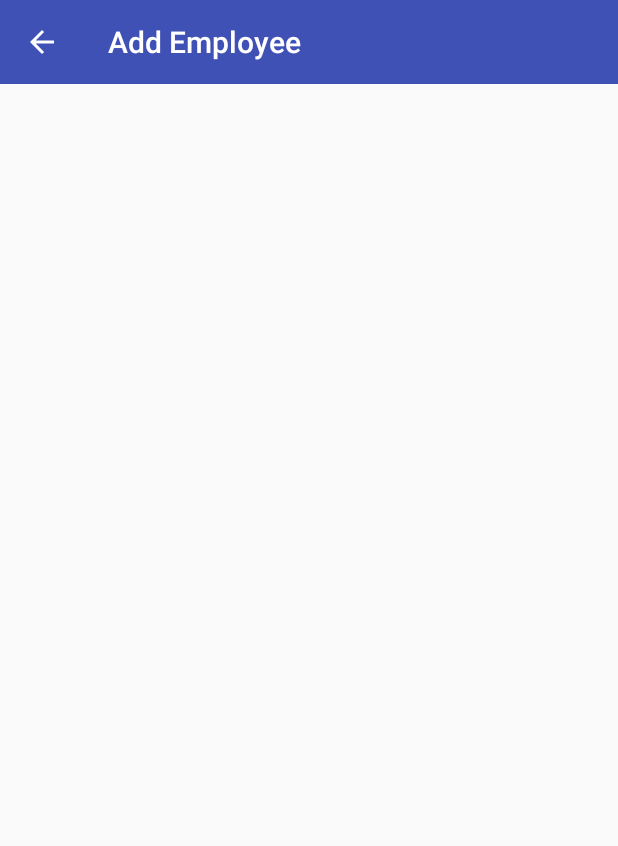
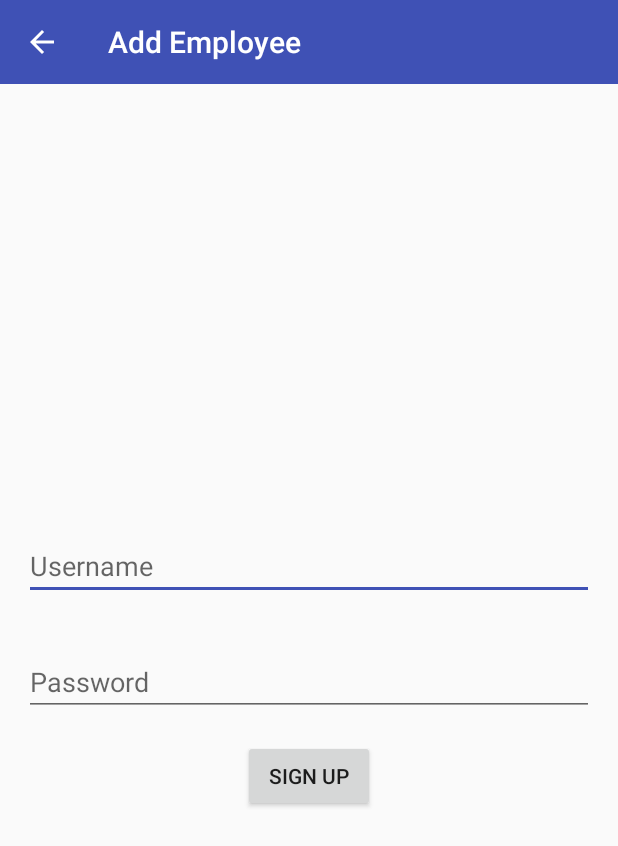
Before and after one commit to AuNguyenTrungNguyen/Android-Nien-Luan-Chuyen-Nganh, an Android app: the AddEmployeeActivity screen opened directly, with no data from a screen before it, on a phone screen of 412 x 824 dp. Shown: the top 846 px of the screen. Run offline under Robolectric (Android 15) with nearby library versions, the phone set to English and light mode, and no system bars; our stand-ins replace Firebase (no records; nobody signed in at launch, a user with empty details on screens opened directly).

Commit message:
Add user success

```diff
--- a/app/src/main/java/aunguyen/quanlycongviec/Activity/AddEmployeeActivity.java
+++ b/app/src/main/java/aunguyen/quanlycongviec/Activity/AddEmployeeActivity.java
@@ -1,14 +1,38 @@
 package aunguyen.quanlycongviec.Activity;
 
+import android.content.SharedPreferences;
 import android.os.Bundle;
+import android.support.annotation.NonNull;
 import android.support.v7.app.AppCompatActivity;
 import android.support.v7.widget.Toolbar;
+import android.util.Log;
+import android.view.View;
+import android.widget.Button;
+import android.widget.EditText;
 
+import com.google.android.gms.tasks.OnCompleteListener;
+import com.google.android.gms.tasks.Task;
+import com.google.firebase.auth.AuthResult;
+import com.google.firebase.auth.FirebaseAuth;
+import com.google.firebase.auth.FirebaseUser;
+import com.google.firebase.database.DatabaseReference;
+import com.google.firebase.database.FirebaseDatabase;
+
+import aunguyen.quanlycongviec.Object.Constant;
+import aunguyen.quanlycongviec.Object.EmployeeObject;
 import aunguyen.quanlycongviec.R;
 
 public class AddEmployeeActivity extends AppCompatActivity {
 
     private Toolbar toolbarAddEmployee;
+
+    private EditText edtUsernameEmployee;
+    private EditText edtPasswordEmployee;
+    private Button btnSignUpEmployee;
+
+    private FirebaseAuth mAuth;
+    private FirebaseDatabase databaseEmployee;
+    private DatabaseReference myRef;
 
     @Override
     protected void onCreate(Bundle savedInstanceState) {
@@ -16,6 +40,63 @@ public class AddEmployeeActivity extends AppCompatActivity {
         setContentView(R.layout.activity_add_employee);
 
         setUpToolbar();
+
+        addControls();
+
+        addEvents();
+    }
+
+    private void addControls() {
+
+        databaseEmployee = FirebaseDatabase.getInstance();
+        myRef = databaseEmployee.getReference(Constant.NODE_NHAN_VIEN);
+
+        edtUsernameEmployee = findViewById(R.id.edt_username_employee);
+        edtPasswordEmployee = findViewById(R.id.edt_password_employee);
+        btnSignUpEmployee = findViewById(R.id.btn_sign_up_employee);
+
+        mAuth = FirebaseAuth.getInstance();
+    }
+
+    private void addEvents() {
+        btnSignUpEmployee.setOnClickListener(new View.OnClickListener() {
+            @Override
+            public void onClick(View view) {
+                String username = edtUsernameEmployee.getText().toString();
+                String password = edtPasswordEmployee.getText().toString();
+
+                if(!username.equals("") && !password.equals("")){
+                    username += Constant.MY_EMAIL;
+                    signUp(username, password);
+                }
+            }
+        });
+    }
+
+    private void signUp(String email, String password) {
+        mAuth.createUserWithEmailAndPassword(email, password)
+                .addOnCompleteListener(this, new OnCompleteListener<AuthResult>() {
+                    @Override
+                    public void onComplete(@NonNull Task<AuthResult> task) {
+                        if (task.isSuccessful()) {
+                            FirebaseUser user = mAuth.getCurrentUser();
+
+                            EmployeeObject employeeObject = new EmployeeObject();
+                            employeeObject.setAccountType("1");
+                            employeeObject.setIdEmployee(user.getUid());
+                            SharedPreferences preferences = getBaseContext().getSharedPreferences(Constant.PREFERENCE_NAME, MODE_PRIVATE);
+                            String idManage = preferences.getString(Constant.PREFERENCE_KEY_ID, null);
+                            employeeObject.setIdManage(idManage);
+
+                            myRef.child(user.getUid()).setValue(employeeObject);
+                            Log.i("TAG", "Oke");
+
+
+                        } else {
+                            Log.i("TAG", "No Oke");
+                        }
+                    }
+                });
     }
 
     private void setUpToolbar(){
--- a/app/src/main/res/layout/activity_add_employee.xml
+++ b/app/src/main/res/layout/activity_add_employee.xml
@@ -16,10 +16,31 @@
 
         <!--Code here-->
         <LinearLayout
+            android:layout_gravity="center"
             android:layout_width="match_parent"
-            android:layout_height="match_parent">
+            android:layout_height="match_parent"
+            android:orientation="vertical">
 
-            <!--...-->
+            <EditText
+                android:hint="Username"
+                android:id="@+id/edt_username_employee"
+                android:layout_width="match_parent"
+                android:layout_height="wrap_content"
+                android:layout_margin="16dp" />
+
+            <EditText
+                android:hint="Password"
+                android:id="@+id/edt_password_employee"
+                android:layout_width="match_parent"
+                android:layout_height="wrap_content"
+                android:layout_margin="16dp" />
+
+            <Button
+                android:id="@+id/btn_sign_up_employee"
+                android:layout_width="wrap_content"
+                android:layout_height="wrap_content"
+                android:layout_gravity="center"
+                android:text="Sign Up" />
 
         </LinearLayout>
 
--- a/app/src/main/res/values/colors.xml
+++ b/app/src/main/res/values/colors.xml
@@ -2,6 +2,6 @@
 <resources>
     <color name="colorPrimary">#3F51B5</color>
     <color name="colorPrimaryDark">#303F9F</color>
-    <color name="colorAccent">#FF4081</color>
+    <color name="colorAccent">#3F51B5</color>
     <color name="white">#FFF</color>
 </resources>
```
Also changed, not shown: app/src/main/res/layout/activity_main.xml (+10 -11 lines).
